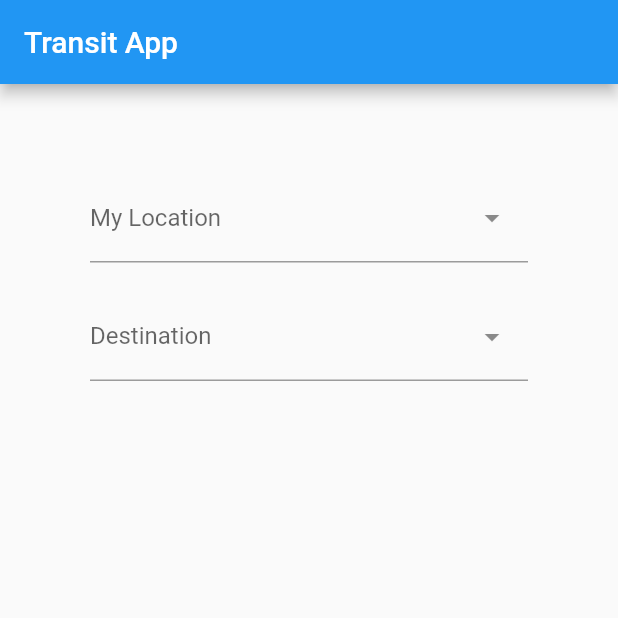
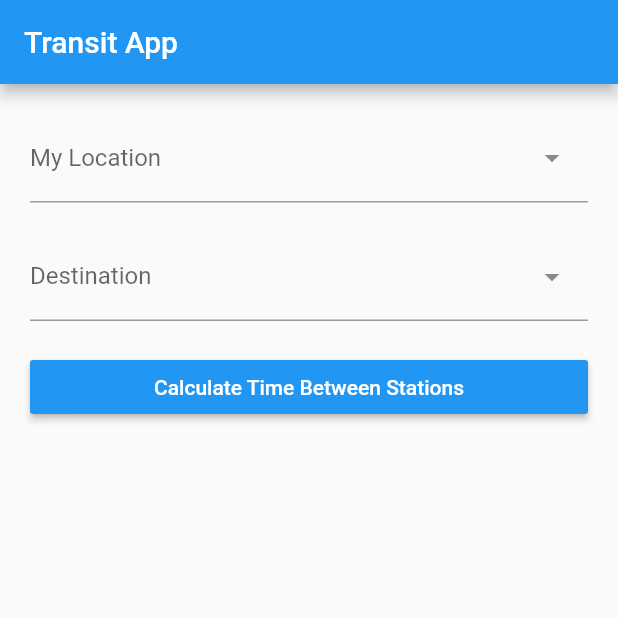
Before and after one commit to AndrewLiu0/train_stat, a Flutter app: the screen it shows after launch, on a phone screen of 412 x 824 dp, the top half of it. Run offline on Flutter 3.47's test engine with Material 2 defaults, Android fonts, the light colour scheme and no system bars; drawn by our look-alikes of dropdown_search; our stand-ins replace csv, file_picker; network calls fail.

Commit message:
Add Visuals

```diff
--- a/lib/main.dart
+++ b/lib/main.dart
@@ -29,6 +29,9 @@ String destination = "";
 void main() {
   runApp(MaterialApp(
     home: TestApp(),
+    theme: ThemeData(
+      primaryColor: Colors.blue, // Set your desired primary color
+    ),
   ));
 }
 
@@ -78,61 +81,55 @@ class _TestAppState extends State<TestApp> {
   @override
   Widget build(BuildContext context) {
     final ButtonStyle flatButtonStyle = TextButton.styleFrom(
-      primary: Colors.black87,
-      minimumSize: const Size(88, 36),
+      primary: Colors.white,
+      backgroundColor: Colors.blue, // Set your desired button background color
+      minimumSize: const Size(200, 36),
       padding: const EdgeInsets.symmetric(horizontal: 16),
-      shape: const RoundedRectangleBorder(
-        borderRadius: BorderRadius.all(Radius.circular(2)),
+      shape: RoundedRectangleBorder(
+        borderRadius: BorderRadius.circular(2),
       ),
     );
+
     return Scaffold(
       appBar: AppBar(
         title: const Text("Transit App"),
       ),
       body: Padding(
-            padding: const EdgeInsets.all(60),
-            child: SizedBox(
-              height: 150,
-              child: ListView(
+        padding: const EdgeInsets.all(20),
+        child: Column(
+          crossAxisAlignment: CrossAxisAlignment.stretch,
           children: <Widget>[
             createDropdown("My Location", "myLocation"),
             const SizedBox(height: 20),
             createDropdown("Destination", "destination"),
-                  TextButton(
-                    /*
-                    style: ButtonStyle(
-                      foregroundColor:
-                          MaterialStateProperty.all<Color>(Colors.blue),
-                    ),
-                    */
+            const SizedBox(height: 20),
+            ElevatedButton(
               style: flatButtonStyle,
               onPressed: sendMessage,
-                    /* send the message to the websocket, then have it relay the message back */
-                    child: const Text('Calculate time between these stations'),
+              child: const Text('Calculate Time Between Stations'),
             ),
+            const SizedBox(height: 20),
             StreamBuilder(
               stream: _channel.stream,
               builder: (context, snapshot) {
                 if (_showButton) {
                   return Text(snapshot.hasData ? '${snapshot.data}' : '');
                 } else {
-                        return const Text("");
+                  return const SizedBox.shrink();
                 }
               },
             ),
-                  /*
+            const SizedBox(height: 20),
             _showButton
-                      ? const SizedBox.shrink()
-                      : TextButton(
-                          /* return the app to its original state */
+                ? ElevatedButton(
                     onPressed: changeStatus,
-                          child: const Text("Calculate a different route"),
-                        ),
-
-                */
+                    child: const Text("Calculate a Different Route"),
+                  )
+                : const SizedBox.shrink(),
           ],
         ),
-            )));
+      ),
+    );
   }
 
   DropdownSearch<String> createDropdown(String label, String inputType) {
@@ -145,7 +142,7 @@ class _TestAppState extends State<TestApp> {
           destination = station as String;
           break;
         default:
-          throw const FormatException("Invalid input type");
+          throw FormatException("Invalid input type");
       }
     }
 
@@ -154,8 +151,9 @@ class _TestAppState extends State<TestApp> {
         showSelectedItems: true,
         showSearchBox: true,
         searchFieldProps: TextFieldProps(
-            cursorColor: Colors.blue, // can add other customization later
-          )),
+          cursorColor: Colors.blue,
+        ),
+      ),
       items: stations,
       dropdownDecoratorProps: DropDownDecoratorProps(
           dropdownSearchDecoration: InputDecoration(
@@ -184,9 +182,9 @@ class _TestAppState extends State<TestApp> {
     }
   }
 
+  @override
   void dispose() {
     _channel.sink.close();
-    //_controller.dispose();
     super.dispose();
   }
 }
```
Also changed, not shown: 204 other files. Lines whose indentation alone changed are shown as unchanged.
